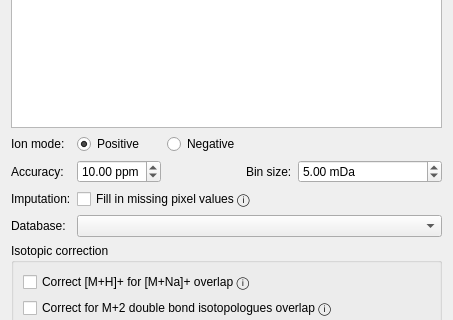
Before: the Qt Designer form resources/views/MsiImportDialog.ui in swinnenteam/LipidQMap, drawn with Qt 5; both pictures show x 0 to 453 and y 255 to 575 of the 453 by 806 pixel window.
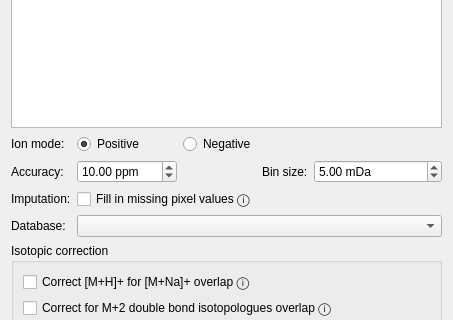
After: the same form once the commit is applied.

```diff
--- a/resources/views/MsiImportDialog.ui
+++ b/resources/views/MsiImportDialog.ui
@@ -98,6 +98,18 @@
      </item>
      <item row="1" column="1">
       <widget class="QDoubleSpinBox" name="ppm_spinbox">
+       <property name="minimumSize">
+        <size>
+         <width>100</width>
+         <height>0</height>
+        </size>
+       </property>
+       <property name="baseSize">
+        <size>
+         <width>0</width>
+         <height>0</height>
+        </size>
+       </property>
        <property name="suffix">
         <string> ppm</string>
        </property>
```
